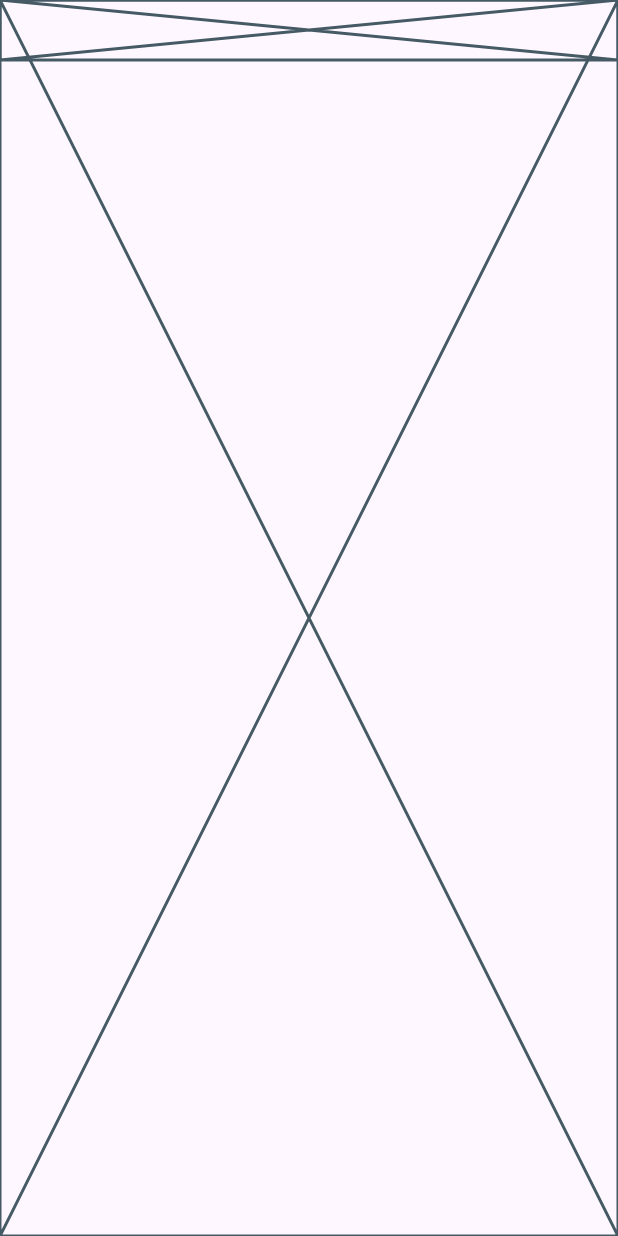
After one commit to Okorukpong1/Flutter-Project, a Flutter app: the BetterHomePage screen opened directly, on a phone screen of 412 x 824 dp. The commit adds this screen. Run offline on Flutter 3.47's test engine with Material 3 defaults, Android fonts, the phone set to English and light mode, and no system bars.

Commit message:
Refactor project structure: move pages to presentation layer, remove unused files, and update dependencies

```diff
--- a/lib/main.dart
+++ b/lib/main.dart
@@ -1,12 +1,14 @@
 import 'package:flutter/material.dart';
-import 'pages/home_page.dart';
-import 'pages/sign-in_page.dart';
+import 'presentation/pages/home_page.dart';
+import 'presentation/pages/sign_in_page.dart';
 
 void main() {
   runApp(MyApp());
 }
 
 class MyApp extends StatelessWidget {
+  const MyApp({super.key});
+
   @override
   Widget build(BuildContext context) {
     return MaterialApp(
--- /dev/null
+++ b/lib/presentation/pages/better_homepage.dart
@@ -0,0 +1,60 @@
+import 'package:flutter/material.dart';
+
+class BetterHomePage extends StatelessWidget {
+  const BetterHomePage({super.key});
+
+  @override
+  Widget build(BuildContext context) {
+    return Scaffold(
+      appBar: HomeAppBarComponent(),
+      body: Column(
+        children: [
+          HomeWalletBalanceComponent(),
+          HomeQuickActionsComponents(),
+          DailyRewardsFeatureComponent(),
+        ],
+      ),
+      bottomNavigationBar: const Placeholder(),
+    );
+  }
+}
+
+class HomeAppBarComponent extends StatelessWidget
+    implements PreferredSizeWidget {
+  const HomeAppBarComponent({super.key});
+
+  @override
+  Widget build(BuildContext context) {
+    return const Placeholder();
+  }
+
+  @override
+  Size get preferredSize => Size.fromHeight(40);
+}
+
+class HomeWalletBalanceComponent extends StatelessWidget {
+  const HomeWalletBalanceComponent({super.key});
+
+  @override
+  Widget build(BuildContext context) {
+    return const Placeholder();
+  }
+}
+
+class HomeQuickActionsComponents extends StatelessWidget {
+  const HomeQuickActionsComponents({super.key});
+
+  @override
+  Widget build(BuildContext context) {
+    return const Placeholder();
+  }
+}
+
+class DailyRewardsFeatureComponent extends StatelessWidget {
+  const DailyRewardsFeatureComponent({super.key});
+
+  @override
+  Widget build(BuildContext context) {
+    return const Placeholder();
+  }
+}
--- a/lib/pages/home_page.dart
+++ b/lib/presentation/pages/home_page.dart
@@ -1,5 +1,3 @@
-import 'dart:ui';
-
 import 'package:flutter/material.dart';
 
 class HomePage extends StatelessWidget {
--- a/lib/pages/sign-in_page.dart
+++ b/lib/presentation/pages/sign_in_page.dart
@@ -1,5 +1,5 @@
 import 'package:flutter/material.dart';
-import 'package:flutter_application_2/pages/home_page.dart';
+import 'package:flutter_application_2/presentation/pages/home_page.dart';
 
 class SignInPage extends StatelessWidget {
   const SignInPage({super.key});
```
Also changed, not shown: pubspec.yaml (+21 -33 lines), todo.txt (added, +16 -0 lines), pubspec.lock.
